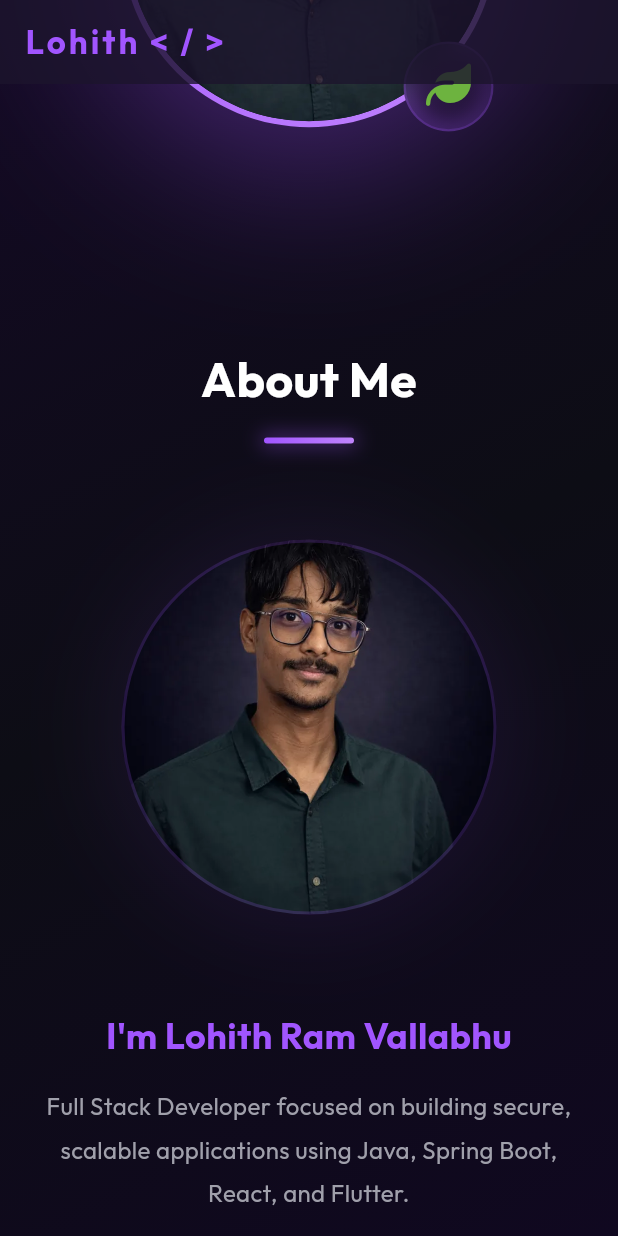
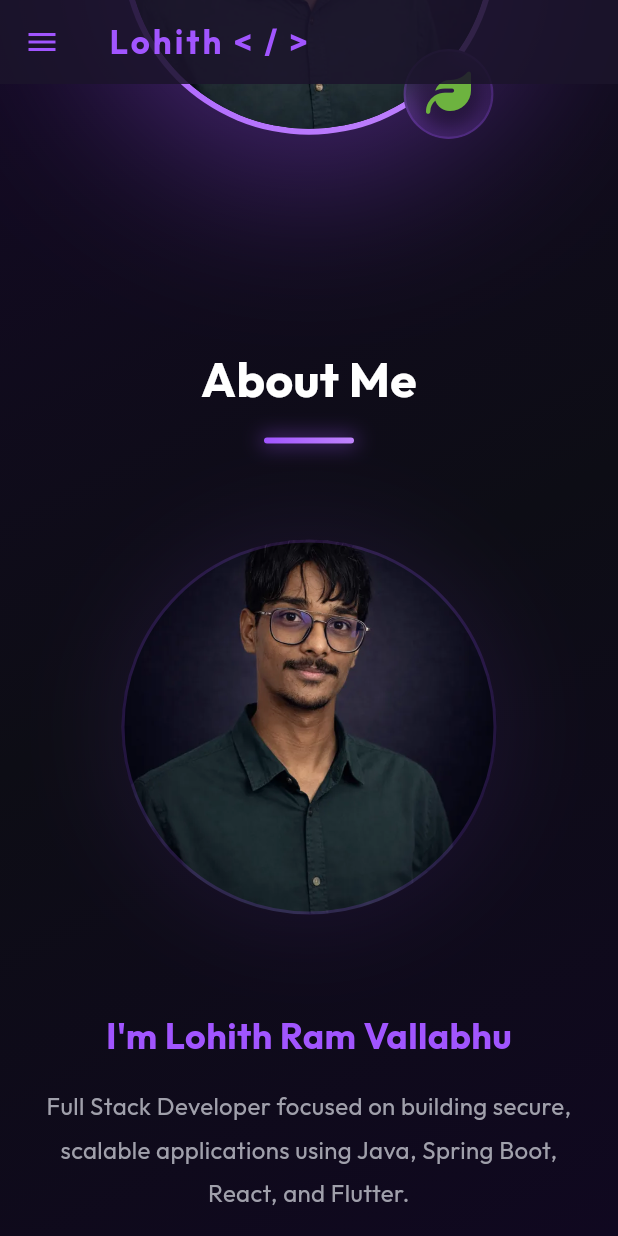
Before and after one commit to Lohith-Ram-Vallabhu/Portfolio, a Flutter app: the screen it shows after launch, scrolled down 576 dp, on a phone screen of 412 x 824 dp. Run offline on Flutter 3.47's test engine with Material 3 defaults, Android fonts, the phone set to English and light mode, and no system bars; our stand-ins replace font_awesome_flutter, google_fonts.

Commit message:
mobile mode changes

```diff
--- a/lib/app/portfolio_app.dart
+++ b/lib/app/portfolio_app.dart
@@ -24,7 +24,7 @@ class PortfolioApp extends StatelessWidget {
           primary: ThemeConfig.primary,
           surface: ThemeConfig.surface,
         ),
-        fontFamily: 'Outfit', // We'll add GoogleFonts in main.dart
+        fontFamily: 'Outfit',
       ),
       home: const PortfolioScaffold(),
     );
@@ -40,6 +40,7 @@ class PortfolioScaffold extends StatefulWidget {
 
 class _PortfolioScaffoldState extends State<PortfolioScaffold> {
   final ScrollController _scrollController = ScrollController();
+  final _scaffoldKey = GlobalKey<ScaffoldState>();
 
   // Keys for scrolling
   final _homeKey = GlobalKey();
@@ -59,17 +60,42 @@ class _PortfolioScaffoldState extends State<PortfolioScaffold> {
     }
   }
 
+  void _scrollToAndClose(GlobalKey key) {
+    _scaffoldKey.currentState?.closeDrawer();
+    // Small delay so the drawer animation feels smooth before scroll
+    Future.delayed(const Duration(milliseconds: 300), () => _scrollTo(key));
+  }
+
   @override
   void dispose() {
     _scrollController.dispose();
     super.dispose();
   }
 
+  List<_NavItem> _buildNavItems({required bool closeDrawerOnTap}) {
+    return [
+      _NavItem('Home', () => closeDrawerOnTap ? _scrollToAndClose(_homeKey) : _scrollTo(_homeKey)),
+      _NavItem('About', () => closeDrawerOnTap ? _scrollToAndClose(_aboutKey) : _scrollTo(_aboutKey)),
+      _NavItem('Experience', () => closeDrawerOnTap ? _scrollToAndClose(_experienceKey) : _scrollTo(_experienceKey)),
+      _NavItem('Skills', () => closeDrawerOnTap ? _scrollToAndClose(_skillsKey) : _scrollTo(_skillsKey)),
+      _NavItem('Projects', () => closeDrawerOnTap ? _scrollToAndClose(_projectsKey) : _scrollTo(_projectsKey)),
+      _NavItem('Contact', () => closeDrawerOnTap ? _scrollToAndClose(_contactKey) : _scrollTo(_contactKey)),
+    ];
+  }
+
   @override
   Widget build(BuildContext context) {
+    final navItems = _buildNavItems(closeDrawerOnTap: false);
+    final drawerItems = _buildNavItems(closeDrawerOnTap: true);
+
     return Scaffold(
+      key: _scaffoldKey,
       extendBodyBehindAppBar: true,
-      appBar: _buildNavBar(context),
+      // Mobile/tablet drawer
+      drawer: context.isDesktop
+          ? null
+          : _buildDrawer(drawerItems),
+      appBar: _buildNavBar(context, navItems),
       body: Container(
         decoration: const BoxDecoration(
           gradient: ThemeConfig.backgroundGradient,
@@ -91,18 +117,57 @@ class _PortfolioScaffoldState extends State<PortfolioScaffold> {
     );
   }
 
-  PreferredSizeWidget _buildNavBar(BuildContext context) {
-    final navItems = [
-      _NavItem('Home', () => _scrollTo(_homeKey)),
-      _NavItem('About', () => _scrollTo(_aboutKey)),
-      _NavItem('Experience', () => _scrollTo(_experienceKey)),
-      _NavItem('Skills', () => _scrollTo(_skillsKey)),
-      _NavItem('Projects', () => _scrollTo(_projectsKey)),
-      _NavItem('Contact', () => _scrollTo(_contactKey)),
-    ];
+  Widget _buildDrawer(List<_NavItem> items) {
+    return Drawer(
+      backgroundColor: ThemeConfig.surface,
+      child: SafeArea(
+        child: Column(
+          crossAxisAlignment: CrossAxisAlignment.start,
+          children: [
+            // Drawer header
+            Padding(
+              padding: const EdgeInsets.all(ThemeConfig.spacingLarge),
+              child: Text(
+                '${AppConfig.shortName} < / >',
+                style: const TextStyle(
+                  color: ThemeConfig.primary,
+                  fontSize: 22,
+                  fontWeight: FontWeight.bold,
+                  letterSpacing: 2,
+                ),
+              ),
+            ),
+            Divider(color: ThemeConfig.primary.withValues(alpha: 0.2), thickness: 1),
+            const SizedBox(height: ThemeConfig.spacingMedium),
+            // Nav items
+            ...items.map((item) => InkWell(
+              onTap: item.onTap,
+              borderRadius: BorderRadius.circular(ThemeConfig.borderRadiusSmall),
+              child: Container(
+                width: double.infinity,
+                padding: const EdgeInsets.symmetric(
+                  horizontal: ThemeConfig.spacingLarge,
+                  vertical: ThemeConfig.spacingMedium,
+                ),
+                child: Text(
+                  item.title,
+                  style: const TextStyle(
+                    color: ThemeConfig.textPrimary,
+                    fontSize: 18,
+                    fontWeight: FontWeight.w500,
+                  ),
+                ),
+              ),
+            )),
+          ],
+        ),
+      ),
+    );
+  }
 
+  PreferredSizeWidget _buildNavBar(BuildContext context, List<_NavItem> navItems) {
     return AppBar(
-      backgroundColor: ThemeConfig.background.withAlpha(200),
+      backgroundColor: ThemeConfig.background.withValues(alpha: 0.85),
       elevation: 0,
       centerTitle: false,
       title: Text(
@@ -113,6 +178,13 @@ class _PortfolioScaffoldState extends State<PortfolioScaffold> {
           letterSpacing: 2,
         ),
       ),
+      // On mobile/tablet show hamburger that opens the drawer
+      leading: context.isDesktop
+          ? null
+          : IconButton(
+              icon: const Icon(Icons.menu, color: ThemeConfig.primary),
+              onPressed: () => _scaffoldKey.currentState?.openDrawer(),
+            ),
       actions: context.isDesktop
           ? [
               Padding(
--- a/lib/features/home/home_section.dart
+++ b/lib/features/home/home_section.dart
@@ -104,6 +104,10 @@ class HomeSection extends StatelessWidget {
                   const SizedBox(height: ThemeConfig.spacingLarge),
                   FadeSlideY(
                     delay: 0.4,
+                    child: SingleChildScrollView(
+                      scrollDirection: Axis.horizontal,
+                      physics: const BouncingScrollPhysics(),
+                      padding: EdgeInsets.all(5),
                       child: Row(
                         mainAxisAlignment: context.isMobile
                             ? MainAxisAlignment.center
@@ -112,7 +116,8 @@ class HomeSection extends StatelessWidget {
                           CustomButton(
                             text: 'Download CV',
                             icon: Icons.download,
-                          onPressed: downloadResume, // Handle CV download later
+                            onPressed:
+                                downloadResume, // Handle CV download later
                           ),
                           const SizedBox(width: ThemeConfig.spacingMedium),
                           Row(
@@ -136,6 +141,7 @@ class HomeSection extends StatelessWidget {
                             ],
                           ),
                         ],
+                      ),
                     ),
                   ),
                 ],
```
Lines whose indentation alone changed are shown as unchanged.
